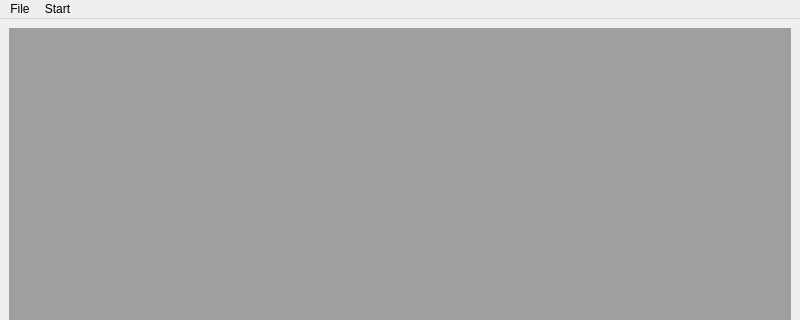
Old version of the form GUI/MainWindow.ui in the repository guohengkai/MIRVAP; both pictures show x 0 to 800 and y 0 to 320 of the 800 by 571 pixel window.
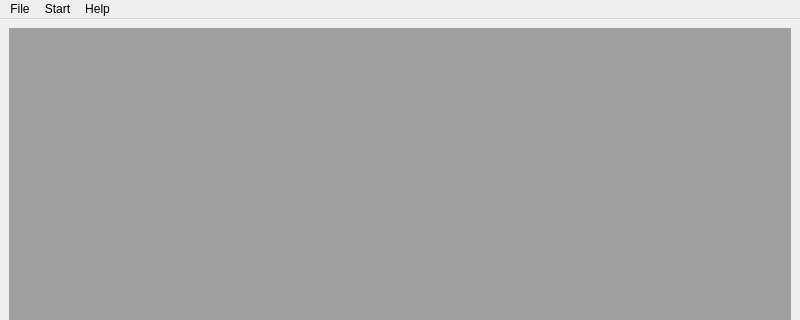
New version of the form.

```diff
--- a/GUI/MainWindow.ui
+++ b/GUI/MainWindow.ui
@@ -91,8 +91,15 @@
     <addaction name="menuRegister"/>
     <addaction name="menuAnalysis"/>
    </widget>
+   <widget class="QMenu" name="menuHelp">
+    <property name="title">
+     <string>Help</string>
+    </property>
+    <addaction name="actionAbout"/>
+   </widget>
    <addaction name="menuFile"/>
    <addaction name="menuStart"/>
+   <addaction name="menuHelp"/>
   </widget>
   <widget class="QStatusBar" name="statusbar">
    <property name="styleSheet">
```
Left out of the diff: 5 changed lines with no effect on the pictures.
